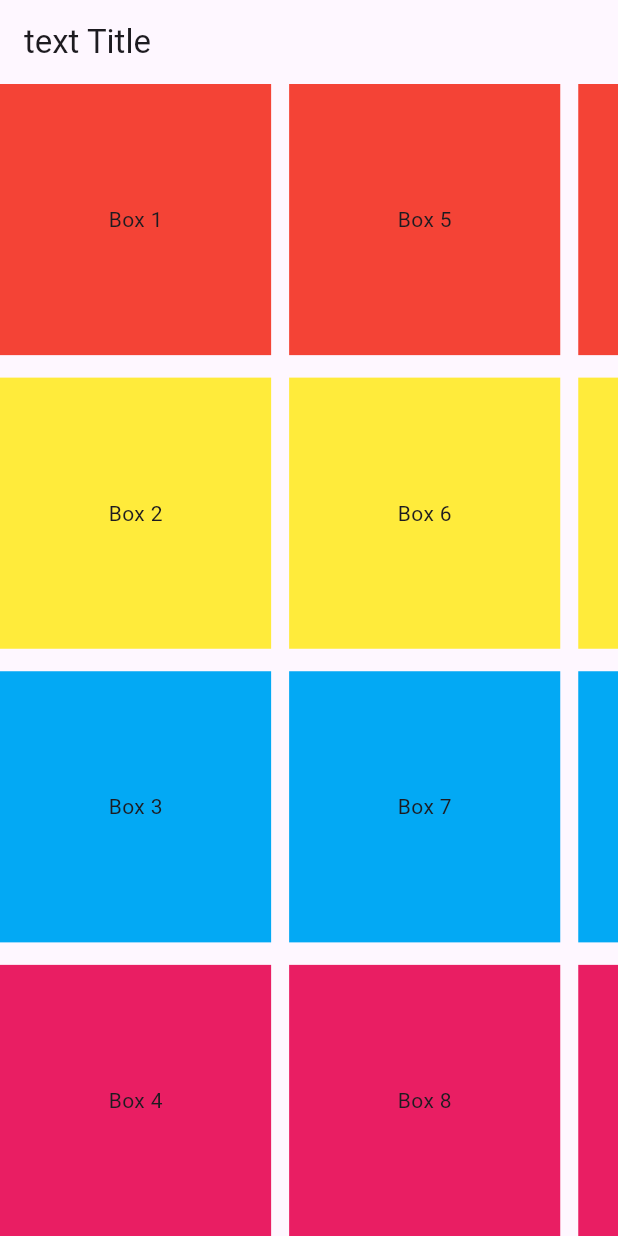
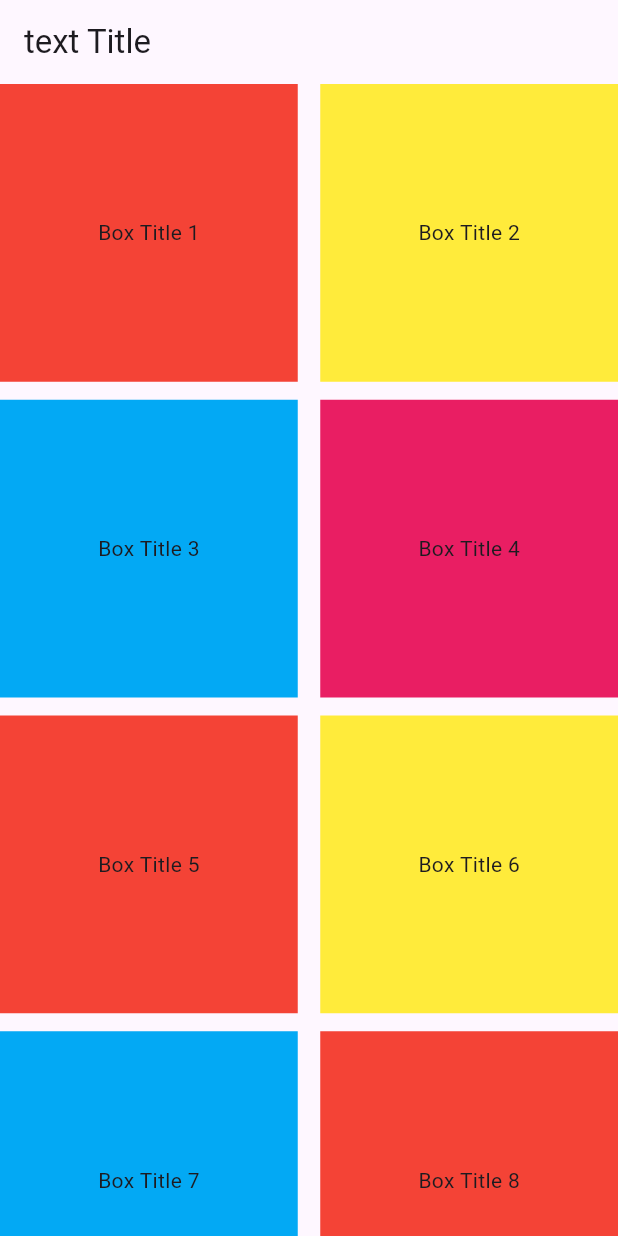
Before and after one commit to kimsungsik03D/flutter_learn, a Flutter app: the screen it shows after launch, on a phone screen of 412 x 824 dp. Run offline on Flutter 3.47's test engine with Material 3 defaults, Android fonts, the phone set to English and light mode, and no system bars.

Commit message:
ch.8 GridView.builder

```diff
--- a/learnyoutube/lib/main.dart
+++ b/learnyoutube/lib/main.dart
@@ -45,36 +45,30 @@ class MyHomePage extends StatefulWidget {
 
 class _MyHomePageState extends State<MyHomePage> {
   var postList = [
-    {"title": "Sample Title 1", "color": Colors.red},
-    {"title": "Sample Title 2", "color": Colors.yellow},
-    {"title": "Sample Title 3", "color": Colors.lightBlue},
-    {"title": "Sample Title 4", "color": Colors.pink},
-    {"title": "Sample Title 5", "color": Colors.purple},
-    {"title": "Sample Title 6", "color": Colors.black}
+    {"number": "Title 1", "color": Colors.red},
+    {"number": "Title 2", "color": Colors.yellow},
+    {"number": "Title 3", "color": Colors.lightBlue},
+    {"number": "Title 4", "color": Colors.pink},
+    {"number": "Title 5", "color": Colors.red},
+    {"number": "Title 6", "color": Colors.yellow},
+    {"number": "Title 7", "color": Colors.lightBlue},
+    {"number": "Title 8", "color": Colors.red},
   ];
   @override
   Widget build(BuildContext context) {
     return Scaffold(
-        appBar: AppBar(title: const Text("text Title")),
-        body: GridView(
-          scrollDirection: Axis.horizontal,
-          gridDelegate: const SliverGridDelegateWithFixedCrossAxisCount(
-              crossAxisCount: 4, crossAxisSpacing: 15, mainAxisSpacing: 12),
-          children: [
-            postContainer(number: "1", colorData: Colors.red),
-            postContainer(number: "2", colorData: Colors.yellow),
-            postContainer(number: "3", colorData: Colors.lightBlue),
-            postContainer(number: "4", colorData: Colors.pink),
-            postContainer(number: "5", colorData: Colors.red),
-            postContainer(number: "6", colorData: Colors.yellow),
-            postContainer(number: "7", colorData: Colors.lightBlue),
-            postContainer(number: "8", colorData: Colors.pink),
-            postContainer(number: "9", colorData: Colors.red),
-            postContainer(number: "10", colorData: Colors.yellow),
-            postContainer(number: "11", colorData: Colors.lightBlue),
-            postContainer(number: "12", colorData: Colors.pink),
-          ],
-        ));
+      appBar: AppBar(title: const Text("text Title")),
+      body: GridView.builder(
+        gridDelegate: const SliverGridDelegateWithFixedCrossAxisCount(
+            crossAxisCount: 2, crossAxisSpacing: 15, mainAxisSpacing: 12),
+        itemCount: postList.length,
+        itemBuilder: (BuildContext con, int index) {
+          return postContainer(
+              number: postList[index]["number"] as String,
+              colorData: postList[index]["color"] as Color);
+        },
+      ),
+    );
   }
 
   Widget postContainer({String number = "0", Color colorData = Colors.amber}) {
```
